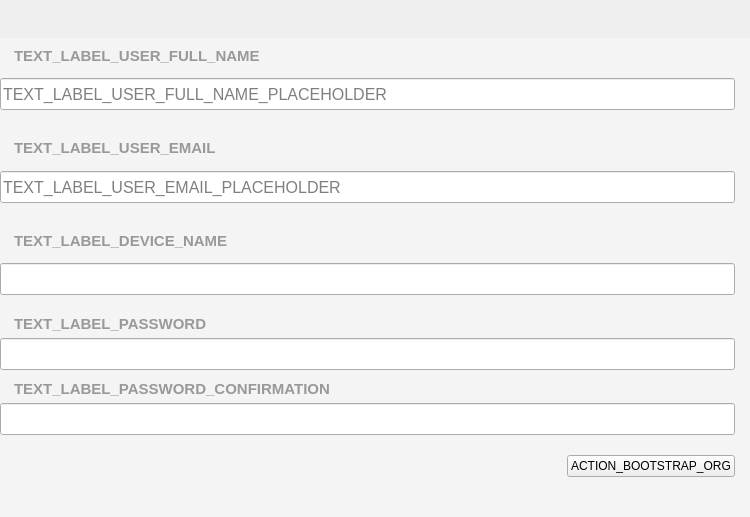
First picture: the form in guardata/client/gui/forms/bootstrap_organization_widget.ui, repository bitlogik/guardata, before the edit.
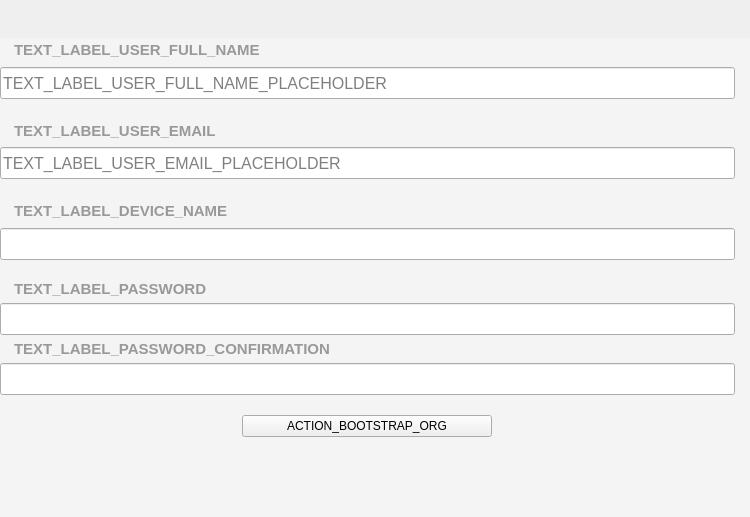
Second picture: the form after the edit.

```diff
--- a/guardata/client/gui/forms/bootstrap_organization_widget.ui
+++ b/guardata/client/gui/forms/bootstrap_organization_widget.ui
@@ -91,8 +91,8 @@
        <rect>
         <x>0</x>
         <y>0</y>
-        <width>720</width>
-        <height>458</height>
+        <width>750</width>
+        <height>453</height>
        </rect>
       </property>
       <layout class="QVBoxLayout" name="verticalLayout_8">
@@ -256,7 +256,7 @@
            <widget class="QWidget" name="widget_password" native="true">
             <layout class="QVBoxLayout" name="verticalLayout_2">
              <property name="spacing">
-              <number>10</number>
+              <number>5</number>
              </property>
              <property name="leftMargin">
               <number>0</number>
@@ -372,26 +372,19 @@
           <item>
            <layout class="QHBoxLayout" name="horizontalLayout_3">
             <property name="spacing">
-             <number>10</number>
+             <number>4</number>
             </property>
             <property name="topMargin">
              <number>0</number>
             </property>
-            <item>
-             <spacer name="horizontalSpacer">
-              <property name="orientation">
-               <enum>Qt::Horizontal</enum>
-              </property>
-              <property name="sizeHint" stdset="0">
-               <size>
-                <width>40</width>
-                <height>0</height>
-               </size>
-              </property>
-             </spacer>
-            </item>
             <item>
              <widget class="QPushButton" name="button_bootstrap">
+              <property name="maximumSize">
+               <size>
+                <width>250</width>
+                <height>16777215</height>
+               </size>
+              </property>
               <property name="cursor">
                <cursorShape>PointingHandCursor</cursorShape>
               </property>
@@ -428,7 +421,7 @@
             <property name="sizeHint" stdset="0">
              <size>
               <width>20</width>
-              <height>40</height>
+              <height>80</height>
              </size>
             </property>
            </spacer>
```
